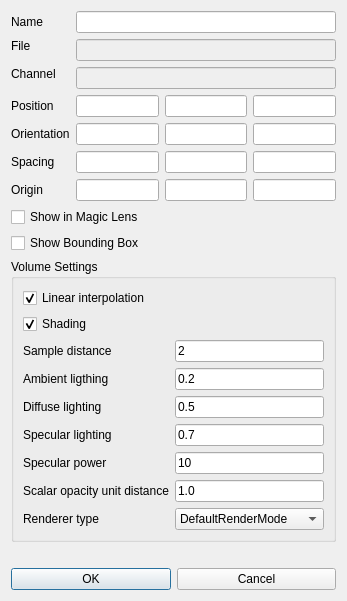
3dct/open_iA, file core/src/modalityProperties.ui: the form before one commit.
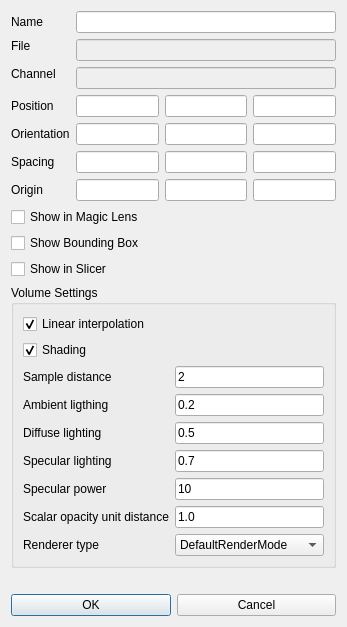
The form after the commit.

Commit message: Overlay 1 Modality

```diff
--- a/core/src/modalityProperties.ui
+++ b/core/src/modalityProperties.ui
@@ -154,6 +154,13 @@
      </property>
     </widget>
    </item>
+   <item>
+    <widget class="QCheckBox" name="cbShowInSlicer">
+     <property name="text">
+      <string>Show in Slicer</string>
+     </property>
+    </widget>
+   </item>
    <item>
     <widget class="QGroupBox" name="groupBox">
      <property name="title">
```
The commit also changes 6 other files.
